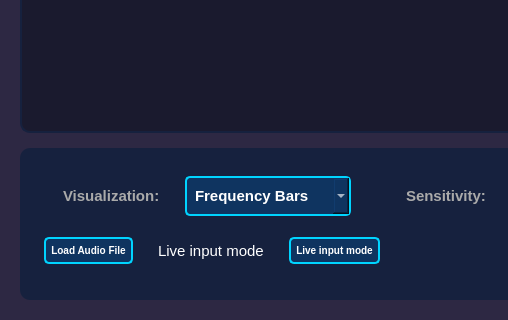
Qt form main_window.ui (king-mason/audio-visualizer) before a commit; both pictures show x 0 to 508 and y 380 to 700 of the 1200 by 700 pixel window.
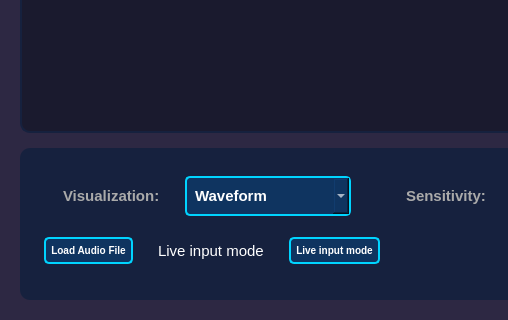
The same form after that commit.

Patch:
```diff
--- a/main_window.ui
+++ b/main_window.ui
@@ -202,7 +202,7 @@
            </property>
            <item>
             <property name="text">
-             <string>Frequency Bars</string>
+             <string>Waveform</string>
             </property>
            </item>
            <item>
```
Left out of the diff: 2 changed lines with no effect on the pictures.
